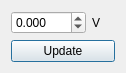
Before: the Qt Designer form biasdialog.ui in jiahaoyan/keithleyRMCTRL, drawn with Qt 5.
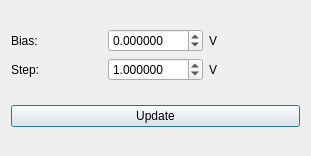
After: the same form once the commit is applied.

What changed in the file:
```diff
--- a/biasdialog.ui
+++ b/biasdialog.ui
@@ -6,20 +6,43 @@
    <rect>
     <x>0</x>
     <y>0</y>
-    <width>126</width>
-    <height>69</height>
+    <width>311</width>
+    <height>156</height>
    </rect>
   </property>
   <property name="windowTitle">
    <string>Bias Set</string>
   </property>
-  <layout class="QGridLayout" name="gridLayout">
+  <layout class="QGridLayout" name="gridLayout_2">
+   <item row="1" column="0">
+    <widget class="QPushButton" name="PB_BiasUpdate">
+     <property name="styleSheet">
+      <string notr="true">font: 75 24pt &quot;Times New Roman&quot;;</string>
+     </property>
+     <property name="text">
+      <string>Update</string>
+     </property>
+    </widget>
+   </item>
    <item row="0" column="0">
-    <layout class="QHBoxLayout" name="horizontalLayout">
-     <item>
+    <layout class="QGridLayout" name="gridLayout">
+     <item row="0" column="0">
+      <widget class="QLabel" name="label_2">
+       <property name="styleSheet">
+        <string notr="true">font: 75 24pt &quot;Times New Roman&quot;;</string>
+       </property>
+       <property name="text">
+        <string>Bias:</string>
+       </property>
+      </widget>
+     </item>
+     <item row="0" column="1">
       <widget class="QDoubleSpinBox" name="DSB_bias">
+       <property name="styleSheet">
+        <string notr="true">font: 75 24pt &quot;Times New Roman&quot;;</string>
+       </property>
        <property name="decimals">
-        <number>3</number>
+        <number>6</number>
        </property>
        <property name="minimum">
         <double>-200.000000000000000</double>
@@ -32,8 +55,50 @@
        </property>
       </widget>
      </item>
-     <item>
+     <item row="0" column="2">
       <widget class="QLabel" name="label">
+       <property name="styleSheet">
+        <string notr="true">font: 75 24pt &quot;Times New Roman&quot;;</string>
+       </property>
+       <property name="text">
+        <string>V</string>
+       </property>
+      </widget>
+     </item>
+     <item row="1" column="0">
+      <widget class="QLabel" name="label_3">
+       <property name="styleSheet">
+        <string notr="true">font: 75 24pt &quot;Times New Roman&quot;;</string>
+       </property>
+       <property name="text">
+        <string>Step:</string>
+       </property>
+      </widget>
+     </item>
+     <item row="1" column="1">
+      <widget class="QDoubleSpinBox" name="DSB_biasStep">
+       <property name="styleSheet">
+        <string notr="true">font: 75 24pt &quot;Times New Roman&quot;;</string>
+       </property>
+       <property name="decimals">
+        <number>6</number>
+       </property>
+       <property name="minimum">
+        <double>0.000000000000000</double>
+       </property>
+       <property name="maximum">
+        <double>100.000000000000000</double>
+       </property>
+       <property name="value">
+        <double>1.000000000000000</double>
+       </property>
+      </widget>
+     </item>
+     <item row="1" column="2">
+      <widget class="QLabel" name="label_4">
+       <property name="styleSheet">
+        <string notr="true">font: 75 24pt &quot;Times New Roman&quot;;</string>
+       </property>
        <property name="text">
         <string>V</string>
        </property>
@@ -41,13 +106,6 @@
      </item>
     </layout>
    </item>
-   <item row="1" column="0">
-    <widget class="QPushButton" name="PB_BiasUpdate">
-     <property name="text">
-      <string>Update</string>
-     </property>
-    </widget>
-   </item>
   </layout>
  </widget>
  <resources/>
```
